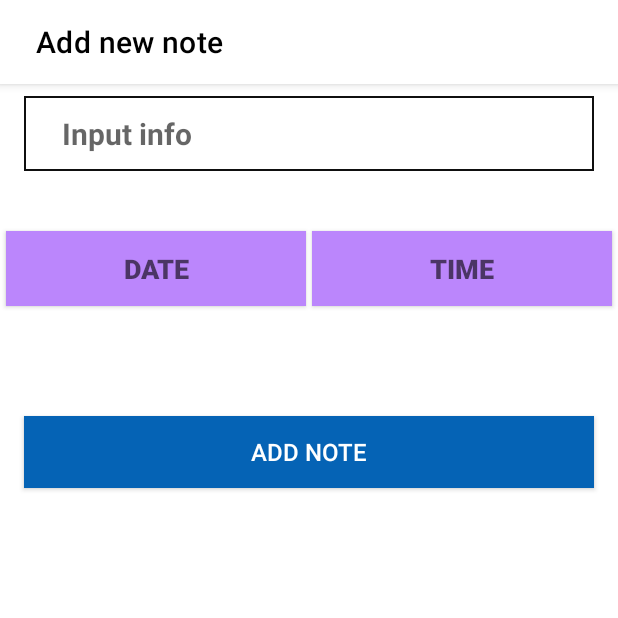
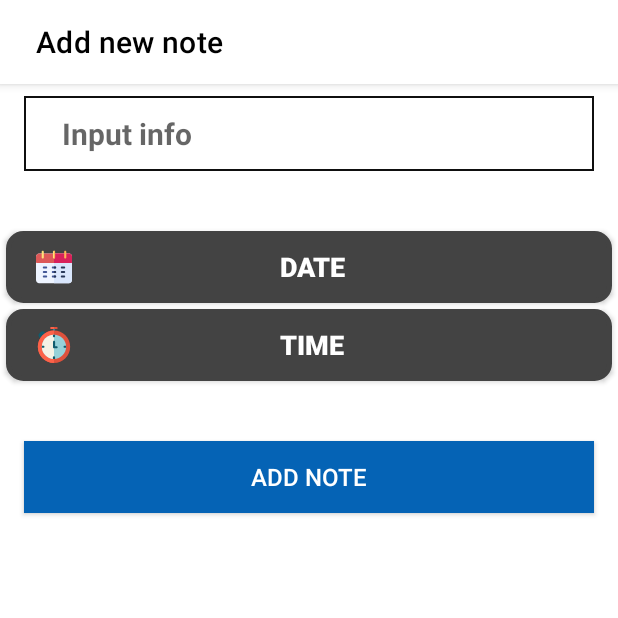
Before and after one commit to novichenkoAlexander/teachMeSkillsAndroidKotlin, an Android app: the NoteFragment screen opened through its navigation route, on a phone screen of 412 x 824 dp, the top half of it. Run offline under Robolectric (Android 15) with nearby library versions, the phone set to English and light mode, and no system bars; libraries missing offline, so code that uses them is left out: by.kirich1409.viewbindingdelegate, com.akexorcist.snaptimepicker; 7 statements that could not run were skipped.

```diff
--- a/app/src/main/AndroidManifest.xml
+++ b/app/src/main/AndroidManifest.xml
@@ -22,6 +22,10 @@
                 <category android:name="android.intent.category.LAUNCHER" />
             </intent-filter>
         </activity>
+        <receiver
+            android:name=".notification.AlarmReceiver"
+            android:enabled="true"
+            android:exported="true"/>
     </application>
 
 </manifest>
--- a/app/src/main/java/io/techmeskills/an02onl_plannerapp/database/NotesDao.kt
+++ b/app/src/main/java/io/techmeskills/an02onl_plannerapp/database/NotesDao.kt
@@ -28,6 +28,9 @@ abstract class NotesDao {
     @Update
     abstract fun updateNote(note: Note)
 
+    @Query("SELECT * FROM notes WHERE id==:noteId")
+    abstract fun getNoteById(noteId: Long): Note
+
     @Query("SELECT * FROM notes")
     abstract fun getAllNotes(): List<Note>
 
--- /dev/null
+++ b/app/src/main/res/drawable/date_time_shape.xml
@@ -0,0 +1,8 @@
+<shape xmlns:android="http://schemas.android.com/apk/res/android"
+    android:thickness="0dp"
+    android:shape="rectangle">
+    <stroke android:width="3dp"
+        android:color="@color/dark_grey" />
+    <solid android:color="@color/dark_grey"/>
+    <corners android:radius="10dp"/>
+</shape>
--- /dev/null
+++ b/app/src/main/res/drawable/ic_calendar_icon.xml
@@ -0,0 +1,23 @@
+<vector android:height="24dp" android:viewportHeight="512"
+    android:viewportWidth="512" android:width="24dp" xmlns:android="http://schemas.android.com/apk/res/android">
+    <path android:fillColor="#eef4ff" android:pathData="m512,110v332c0,24.81 -20.19,45 -45,45h-422c-24.81,0 -45,-20.19 -45,-45v-332c0,-24.81 20.19,-45 45,-45h422c24.81,0 45,20.19 45,45z"/>
+    <path android:fillColor="#d9e6fc" android:pathData="m512,110v332c0,24.81 -20.19,45 -45,45h-211v-422h211c24.81,0 45,20.19 45,45z"/>
+    <path android:fillColor="#dd5958" android:pathData="m512,110v74c0,8.28 -6.72,15 -15,15h-482c-8.28,0 -15,-6.72 -15,-15v-74c0,-24.81 20.19,-45 45,-45h422c24.81,0 45,20.19 45,45z"/>
+    <path android:fillColor="#d8225b" android:pathData="m512,110v74c0,8.28 -6.72,15 -15,15h-241v-134h211c24.81,0 45,20.19 45,45z"/>
+    <path android:fillColor="#ffe278" android:pathData="m96,135c-8.284,0 -15,-6.716 -15,-15v-80c0,-8.284 6.716,-15 15,-15s15,6.716 15,15v80c0,8.284 -6.716,15 -15,15z"/>
+    <path android:fillColor="#ffe278" android:pathData="m271,40v80c0,8.28 -6.72,15 -15,15s-15,-6.72 -15,-15v-80c0,-8.28 6.72,-15 15,-15s15,6.72 15,15z"/>
+    <path android:fillColor="#ffb454" android:pathData="m271,40v80c0,8.28 -6.72,15 -15,15v-110c8.28,0 15,6.72 15,15z"/>
+    <path android:fillColor="#ffb454" android:pathData="m416,135c-8.284,0 -15,-6.716 -15,-15v-80c0,-8.284 6.716,-15 15,-15s15,6.716 15,15v80c0,8.284 -6.716,15 -15,15z"/>
+    <path android:fillColor="#425796" android:pathData="m144,279h-32c-8.284,0 -15,-6.716 -15,-15s6.716,-15 15,-15h32c8.284,0 15,6.716 15,15s-6.716,15 -15,15z"/>
+    <path android:fillColor="#425796" android:pathData="m144,343h-32c-8.284,0 -15,-6.716 -15,-15s6.716,-15 15,-15h32c8.284,0 15,6.716 15,15s-6.716,15 -15,15z"/>
+    <path android:fillColor="#425796" android:pathData="m144,407h-32c-8.284,0 -15,-6.716 -15,-15s6.716,-15 15,-15h32c8.284,0 15,6.716 15,15s-6.716,15 -15,15z"/>
+    <path android:fillColor="#425796" android:pathData="m287,264c0,8.28 -6.72,15 -15,15h-32c-8.28,0 -15,-6.72 -15,-15s6.72,-15 15,-15h32c8.28,0 15,6.72 15,15z"/>
+    <path android:fillColor="#283758" android:pathData="m287,264c0,8.28 -6.72,15 -15,15h-16v-30h16c8.28,0 15,6.72 15,15z"/>
+    <path android:fillColor="#425796" android:pathData="m287,328c0,8.28 -6.72,15 -15,15h-32c-8.28,0 -15,-6.72 -15,-15s6.72,-15 15,-15h32c8.28,0 15,6.72 15,15z"/>
+    <path android:fillColor="#283758" android:pathData="m272,343h-16v-30h16c8.28,0 15,6.72 15,15s-6.72,15 -15,15z"/>
+    <path android:fillColor="#425796" android:pathData="m287,392c0,8.28 -6.72,15 -15,15h-32c-8.28,0 -15,-6.72 -15,-15s6.72,-15 15,-15h32c8.28,0 15,6.72 15,15z"/>
+    <path android:fillColor="#283758" android:pathData="m287,392c0,8.28 -6.72,15 -15,15h-16v-30h16c8.28,0 15,6.72 15,15z"/>
+    <path android:fillColor="#283758" android:pathData="m400,279h-32c-8.284,0 -15,-6.716 -15,-15s6.716,-15 15,-15h32c8.284,0 15,6.716 15,15s-6.716,15 -15,15z"/>
+    <path android:fillColor="#283758" android:pathData="m400,343h-32c-8.284,0 -15,-6.716 -15,-15s6.716,-15 15,-15h32c8.284,0 15,6.716 15,15s-6.716,15 -15,15z"/>
+    <path android:fillColor="#283758" android:pathData="m400,407h-32c-8.284,0 -15,-6.716 -15,-15s6.716,-15 15,-15h32c8.284,0 15,6.716 15,15s-6.716,15 -15,15z"/>
+</vector>
--- /dev/null
+++ b/app/src/main/res/drawable/ic_time_icon.xml
@@ -0,0 +1,16 @@
+<vector android:height="24dp" android:viewportHeight="512"
+    android:viewportWidth="512" android:width="24dp" xmlns:android="http://schemas.android.com/apk/res/android">
+    <path android:fillColor="#105C6E" android:pathData="M149.944,101.607l-29.896,-29.958c-6.935,-6.949 -16.16,-10.775 -25.977,-10.775c-9.817,0 -19.042,3.827 -25.976,10.775L46.424,93.367c-14.265,14.293 -14.265,37.551 0,51.845l29.959,30.021c2.93,2.936 6.773,4.404 10.618,4.404c3.833,0 7.668,-1.461 10.596,-4.382c5.864,-5.852 46.47,-46.591 52.326,-52.435C155.786,116.969 155.796,107.472 149.944,101.607z"/>
+    <path android:fillColor="#26879C" android:pathData="M256,3c-8.284,0 -15,6.716 -15,15v48c0,8.284 6.716,15 15,15c8.284,0 15,-6.716 15,-15V18C271,9.716 264.284,3 256,3z"/>
+    <path android:fillColor="#DE513C" android:pathData="M293,0h-74c-8.284,0 -15,6.716 -15,15s6.716,15 15,15h74c8.284,0 15,-6.716 15,-15S301.284,0 293,0z"/>
+    <path android:fillColor="#FC6249" android:pathData="M256,0h-37c-8.284,0 -15,6.716 -15,15s6.716,15 15,15h37V0z"/>
+    <path android:fillColor="#DE513C" android:pathData="M418.645,118.615C375.203,75.083 317.441,51.108 256,51.108S136.797,75.083 93.355,118.615c-43.434,43.524 -67.354,101.391 -67.354,162.939s23.92,119.415 67.354,162.939C136.797,488.025 194.559,512 256,512s119.203,-23.975 162.645,-67.507c43.434,-43.524 67.354,-101.391 67.354,-162.939S462.079,162.139 418.645,118.615z"/>
+    <path android:fillColor="#FC6249" android:pathData="M256,51.108c-61.441,0 -119.203,23.975 -162.645,67.507c-43.434,43.524 -67.354,101.391 -67.354,162.939s23.92,119.415 67.354,162.939C136.797,488.025 194.559,512 256,512V51.108z"/>
+    <path android:fillColor="#96D1D9" android:pathData="M256,108.538c-95.218,0 -172.684,77.614 -172.684,173.015S160.782,454.569 256,454.569s172.684,-77.615 172.684,-173.016S351.218,108.538 256,108.538z"/>
+    <path android:fillColor="#F4F2E6" android:pathData="M256,108.538c-95.218,0 -172.684,77.614 -172.684,173.015S160.782,454.569 256,454.569V108.538z"/>
+    <path android:fillColor="#105C6E" android:pathData="M256,146.007c8.284,0 15,-6.716 15,-15v-21.808c-4.945,-0.428 -9.946,-0.66 -15,-0.66c-5.054,0 -10.055,0.232 -15,0.66v21.808C241,139.291 247.716,146.007 256,146.007z"/>
+    <path android:fillColor="#105C6E" android:pathData="M256,417.101c-8.284,0 -15,6.716 -15,15v21.808c4.945,0.428 9.946,0.66 15,0.66c5.054,0 10.055,-0.232 15,-0.66v-21.808C271,423.817 264.284,417.101 256,417.101z"/>
+    <path android:fillColor="#105C6E" android:pathData="M428.028,266.554h-21.481c-8.284,0 -15,6.716 -15,15s6.716,15 15,15h21.481c0.426,-4.945 0.656,-9.946 0.656,-15S428.454,271.499 428.028,266.554z"/>
+    <path android:fillColor="#105C6E" android:pathData="M120.453,281.554c0,-8.284 -6.716,-15 -15,-15H83.972c-0.426,4.945 -0.656,9.946 -0.656,15s0.23,10.055 0.656,15h21.481C113.737,296.554 120.453,289.838 120.453,281.554z"/>
+    <path android:fillColor="#105C6E" android:pathData="M293,272.897h-21.162V212.23c0,-8.284 -6.716,-15 -15,-15c-8.284,0 -15,6.716 -15,15v75.667c0,8.284 6.716,15 15,15H293c8.284,0 15,-6.716 15,-15S301.284,272.897 293,272.897z"/>
+</vector>
--- a/app/src/main/res/layout/fragment_note.xml
+++ b/app/src/main/res/layout/fragment_note.xml
@@ -39,33 +39,44 @@
 
     <androidx.appcompat.widget.AppCompatButton
         android:id="@+id/btnDate"
-        android:layout_width="200dp"
-        android:layout_height="50dp"
+        android:layout_width="match_parent"
+        android:layout_height="wrap_content"
+        android:layout_marginHorizontal="4dp"
         android:layout_marginTop="40dp"
-        android:background="@color/purple_200"
+        android:background="@drawable/date_time_shape"
+        android:drawableStart="@drawable/ic_calendar_icon"
         android:elevation="4dp"
         android:hint="@string/btn_date_title"
-        android:textColor="@color/black"
+        android:paddingStart="20dp"
+        android:paddingEnd="40dp"
+        android:textColor="@color/white"
+        android:textColorHint="@color/white"
         android:textSize="18sp"
         android:textStyle="bold"
-        app:layout_constraintEnd_toStartOf="@id/btnTime"
+        app:layout_constraintBottom_toTopOf="@id/btnTime"
+        app:layout_constraintEnd_toEndOf="parent"
         app:layout_constraintStart_toStartOf="parent"
         app:layout_constraintTop_toBottomOf="@id/etInfo" />
 
     <androidx.appcompat.widget.AppCompatButton
         android:id="@+id/btnTime"
-        android:layout_width="200dp"
-        android:layout_height="50dp"
-        android:layout_marginTop="40dp"
-        android:background="@color/purple_200"
+        android:layout_width="match_parent"
+        android:layout_height="wrap_content"
+        android:layout_marginHorizontal="4dp"
+        android:layout_marginTop="4dp"
+        android:background="@drawable/date_time_shape"
+        android:drawableStart="@drawable/ic_time_icon"
         android:elevation="4dp"
         android:hint="@string/btn_time_title"
-        android:textColor="@color/black"
+        android:paddingStart="20dp"
+        android:paddingEnd="40dp"
+        android:textColor="@color/white"
+        android:textColorHint="@color/white"
         android:textSize="18sp"
         android:textStyle="bold"
         app:layout_constraintEnd_toEndOf="parent"
-        app:layout_constraintStart_toEndOf="@id/btnDate"
-        app:layout_constraintTop_toBottomOf="@id/etInfo" />
+        app:layout_constraintStart_toStartOf="parent"
+        app:layout_constraintTop_toBottomOf="@id/btnDate" />
 
 
     <androidx.appcompat.widget.AppCompatButton
@@ -73,16 +84,14 @@
         android:layout_width="match_parent"
         android:layout_height="wrap_content"
         android:layout_marginHorizontal="16dp"
-        android:layout_marginTop="8dp"
+        android:layout_marginTop="40dp"
         android:background="@color/loginScreenBtnColor"
         android:text="@string/confirmBtnText"
         android:textColor="@color/white"
         android:textSize="16sp"
-        app:layout_constraintBottom_toBottomOf="parent"
         app:layout_constraintEnd_toEndOf="parent"
         app:layout_constraintStart_toStartOf="parent"
-        app:layout_constraintTop_toBottomOf="@id/toolbar"
-        app:layout_constraintVertical_bias="0.3" />
+        app:layout_constraintTop_toBottomOf="@id/btnTime" />
 
 
 </androidx.constraintlayout.widget.ConstraintLayout>
--- a/app/src/main/res/values/colors.xml
+++ b/app/src/main/res/values/colors.xml
@@ -8,6 +8,7 @@
     <color name="black">#FF000000</color>
     <color name="white">#FFFFFFFF</color>
     <color name="grey">#989898</color>
+    <color name="dark_grey">#434343</color>
     <color name="light_grey">#CFCDCD</color>
     <color name="user">#ECE9D5</color>
     <color name="cardViewBackground">#ECE185</color>
```
Also changed, not shown: app/src/main/java/io/techmeskills/an02onl_plannerapp/PlannerApp.kt (+9 -2 lines), app/src/main/java/io/techmeskills/an02onl_plannerapp/notification/AlarmReceiver.kt (added, +40 -0 lines), app/src/main/java/io/techmeskills/an02onl_plannerapp/notification/AlarmService.kt (added, +16 -0 lines), app/src/main/java/io/techmeskills/an02onl_plannerapp/repositories/NotesRepository.kt (+7 -1 lines), app/src/main/java/io/techmeskills/an02onl_plannerapp/repositories/NotificationRepository.kt (added, +45 -0 lines).
